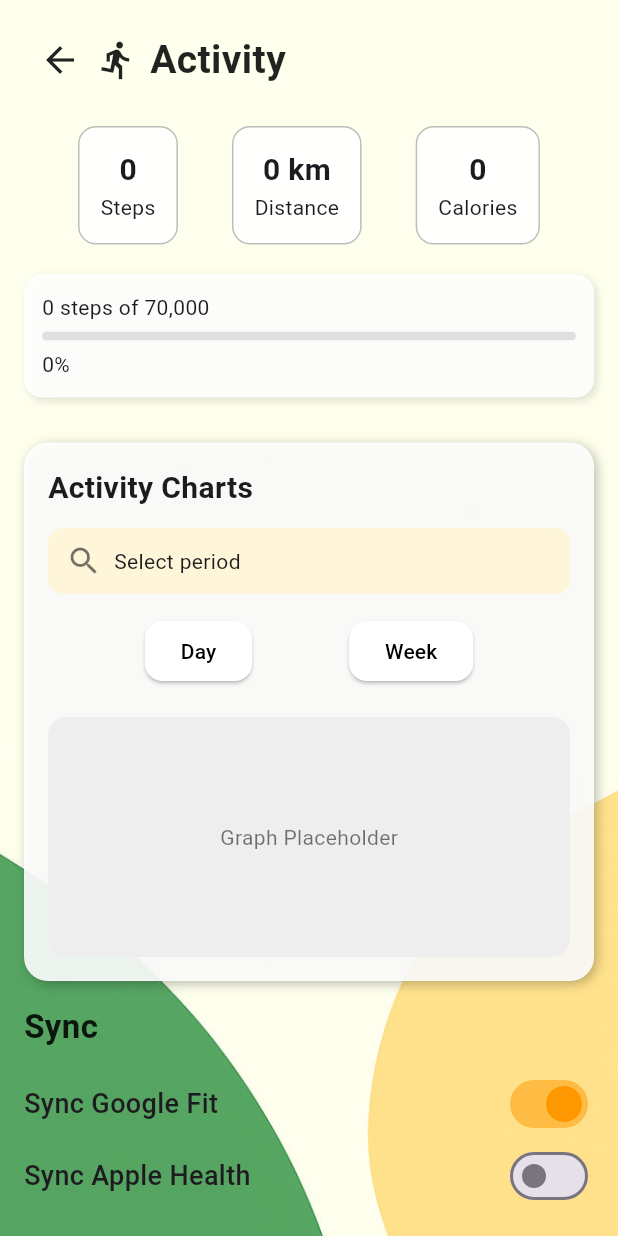
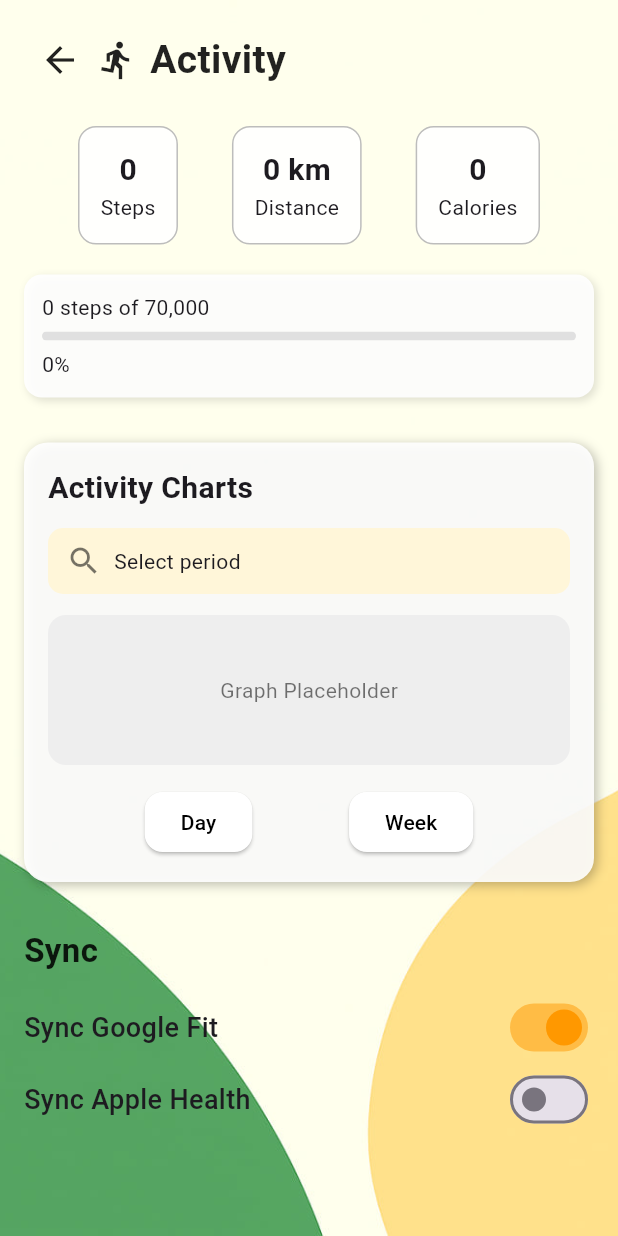
Before and after one commit to IvanZhutyaev/Flutter_redesign_FitTrackPro, a Flutter app: the ActivityPage screen opened directly, on a phone screen of 412 x 824 dp. Run offline on Flutter 3.47's test engine with Material 3 defaults, Android fonts, the phone set to English and light mode, and no system bars.

Commit message:
complete activity page

```diff
--- a/flutter_redesign/lib/activity.dart
+++ b/flutter_redesign/lib/activity.dart
@@ -27,7 +27,8 @@ class _ActivityPageState extends State<ActivityPage> {
           ),
 
           SafeArea(
-            child: Padding(
+            child: SingleChildScrollView(
+              // 👈 Добавлен скролл
               padding: const EdgeInsets.all(16.0),
               child: Column(
                 crossAxisAlignment: CrossAxisAlignment.start,
@@ -54,7 +55,7 @@ class _ActivityPageState extends State<ActivityPage> {
                       const Text(
                         "Activity",
                         style: TextStyle(
-                          fontSize: 26, // уменьшенный размер
+                          fontSize: 26,
                           fontWeight: FontWeight.bold,
                           color: Colors.black87,
                         ),
@@ -156,17 +157,9 @@ class _ActivityPageState extends State<ActivityPage> {
                         ),
                         const SizedBox(height: 14),
 
-                        /// Переключатели Day / Week
-                        Row(
-                          mainAxisAlignment: MainAxisAlignment.spaceEvenly,
-                          children: [_buildButton("Day"), _buildButton("Week")],
-                        ),
-
-                        const SizedBox(height: 20),
-
-                        /// Заглушка под будущий график
+                        /// 👇 Теперь график НАД кнопками
                         Container(
-                          height: 160,
+                          height: 100, // уменьшена высота
                           width: double.infinity,
                           decoration: BoxDecoration(
                             color: Colors.grey.shade200,
@@ -179,11 +172,19 @@ class _ActivityPageState extends State<ActivityPage> {
                             ),
                           ),
                         ),
+
+                        const SizedBox(height: 14),
+
+                        /// Переключатели Day / Week
+                        Row(
+                          mainAxisAlignment: MainAxisAlignment.spaceEvenly,
+                          children: [_buildButton("Day"), _buildButton("Week")],
+                        ),
                       ],
                     ),
                   ),
 
-                  const Spacer(),
+                  const SizedBox(height: 30),
 
                   /// 🔹 Подзаголовок Sync
                   const Text(
@@ -241,6 +242,8 @@ class _ActivityPageState extends State<ActivityPage> {
                       ),
                     ],
                   ),
+
+                  const SizedBox(height: 30),
                 ],
               ),
             ),
```
Also changed, not shown: 1 other file.
